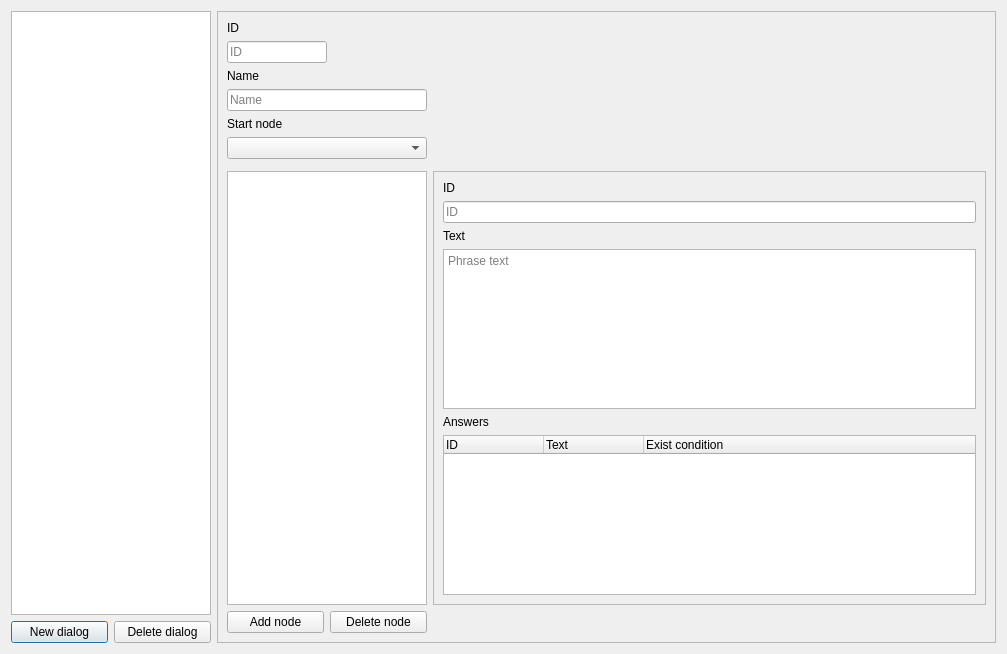
MrStukov/NPC-Editor, file dialogeditor.ui: the form before one commit.
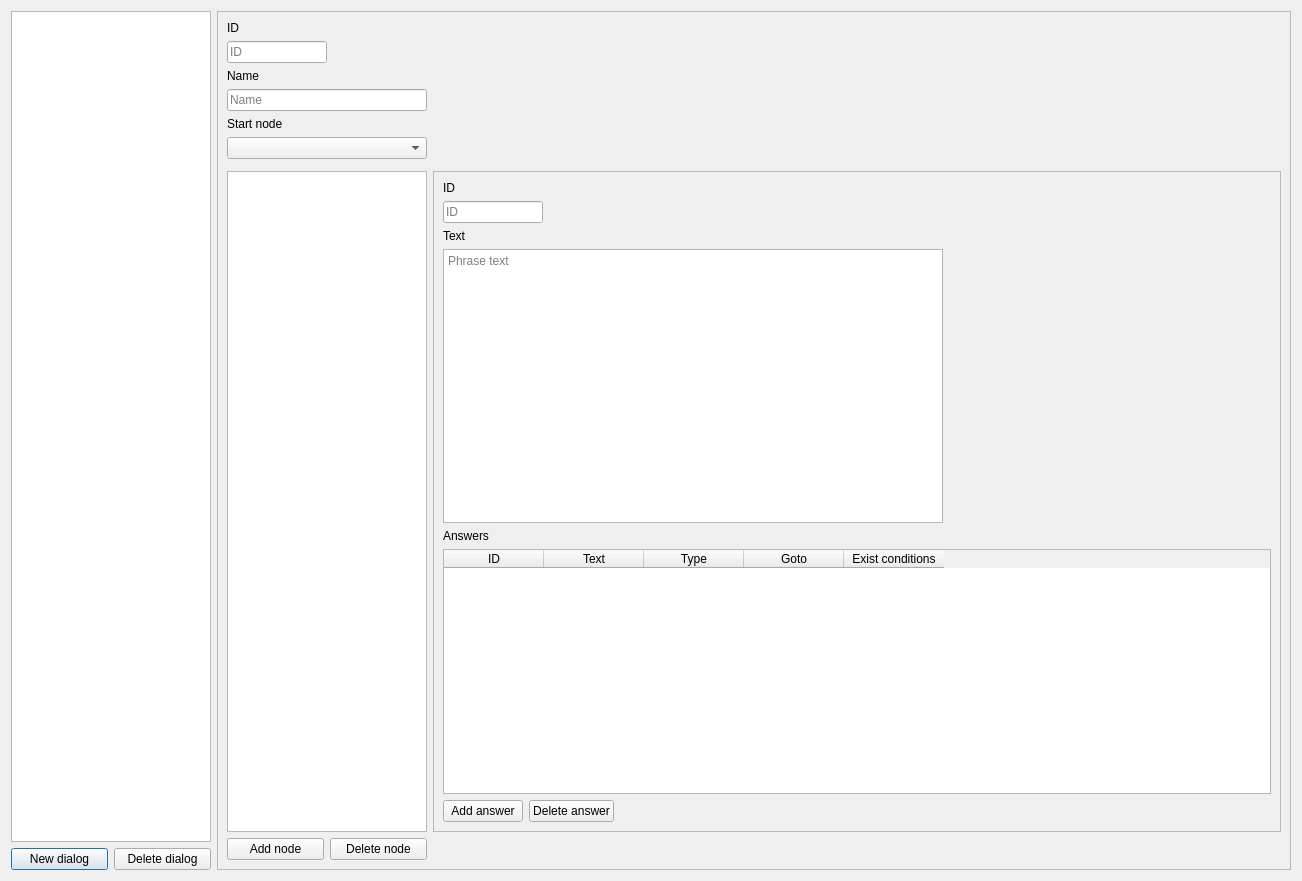
The form after the commit.

Patch:
```diff
--- a/dialogeditor.ui
+++ b/dialogeditor.ui
@@ -6,8 +6,8 @@
    <rect>
     <x>0</x>
     <y>0</y>
-    <width>1007</width>
-    <height>654</height>
+    <width>1302</width>
+    <height>881</height>
    </rect>
   </property>
   <property name="windowTitle">
@@ -275,6 +275,12 @@
                        </item>
                        <item>
                         <widget class="QLineEdit" name="node_id_edit">
+                         <property name="maximumSize">
+                          <size>
+                           <width>100</width>
+                           <height>16777215</height>
+                          </size>
+                         </property>
                          <property name="readOnly">
                           <bool>true</bool>
                          </property>
@@ -296,6 +302,12 @@
                        </item>
                        <item>
                         <widget class="QPlainTextEdit" name="node_text_edit">
+                         <property name="maximumSize">
+                          <size>
+                           <width>500</width>
+                           <height>16777215</height>
+                          </size>
+                         </property>
                          <property name="placeholderText">
                           <string>Phrase text</string>
                          </property>
@@ -313,7 +325,19 @@
                         </widget>
                        </item>
                        <item>
-                        <widget class="QTreeWidget" name="nod_answer_tree_widget">
+                        <widget class="QTableWidget" name="node_table_widget">
+                         <property name="showGrid">
+                          <bool>true</bool>
+                         </property>
+                         <attribute name="horizontalHeaderCascadingSectionResizes">
+                          <bool>false</bool>
+                         </attribute>
+                         <attribute name="horizontalHeaderShowSortIndicator" stdset="0">
+                          <bool>false</bool>
+                         </attribute>
+                         <attribute name="verticalHeaderStretchLastSection">
+                          <bool>false</bool>
+                         </attribute>
                          <column>
                           <property name="text">
                            <string>ID</string>
@@ -326,11 +350,52 @@
                          </column>
                          <column>
                           <property name="text">
-                           <string>Exist condition</string>
+                           <string>Type</string>
+                          </property>
+                         </column>
+                         <column>
+                          <property name="text">
+                           <string>Goto</string>
+                          </property>
+                         </column>
+                         <column>
+                          <property name="text">
+                           <string>Exist conditions</string>
                           </property>
                          </column>
                         </widget>
                        </item>
+                       <item>
+                        <layout class="QHBoxLayout" name="horizontalLayout_10">
+                         <item>
+                          <widget class="QPushButton" name="answer_add_button">
+                           <property name="text">
+                            <string>Add answer</string>
+                           </property>
+                          </widget>
+                         </item>
+                         <item>
+                          <widget class="QPushButton" name="answer_delete_button">
+                           <property name="text">
+                            <string>Delete answer</string>
+                           </property>
+                          </widget>
+                         </item>
+                         <item>
+                          <spacer name="horizontalSpacer_4">
+                           <property name="orientation">
+                            <enum>Qt::Horizontal</enum>
+                           </property>
+                           <property name="sizeHint" stdset="0">
+                            <size>
+                             <width>40</width>
+                             <height>20</height>
+                            </size>
+                           </property>
+                          </spacer>
+                         </item>
+                        </layout>
+                       </item>
                       </layout>
                      </item>
                     </layout>
```
